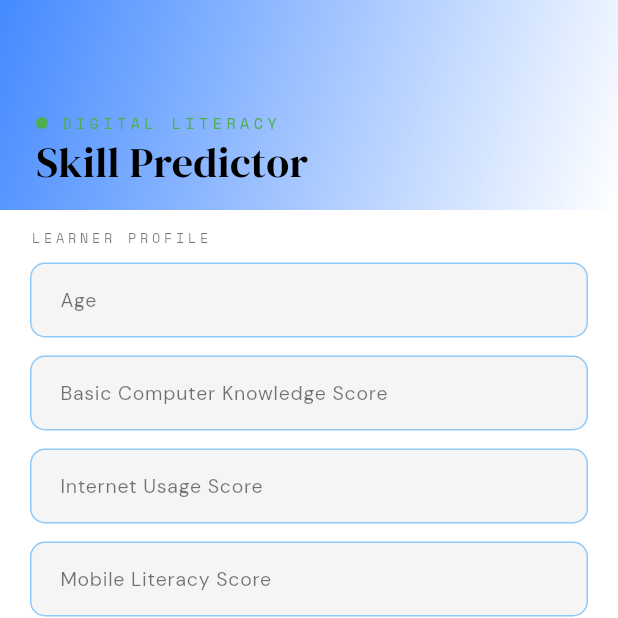
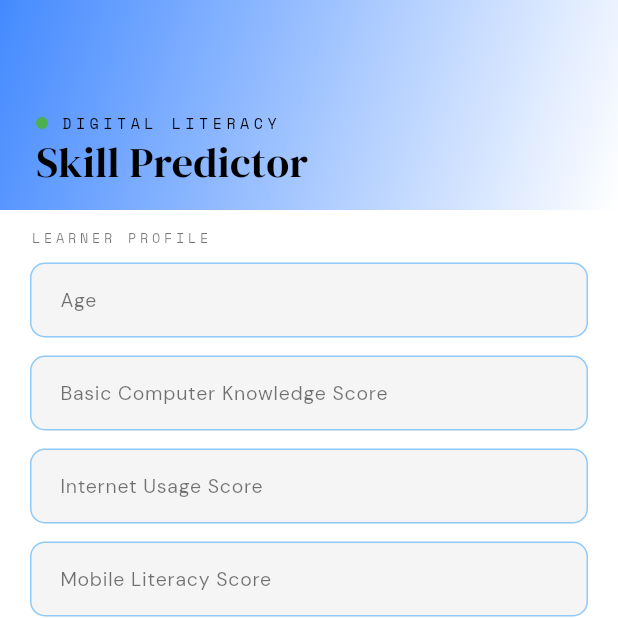
Before and after one commit to Hikma-codes/linear_regression_model, a Flutter app: the screen it shows after launch, on a phone screen of 412 x 824 dp, the top half of it. Run offline on Flutter 3.47's test engine with Material 3 defaults, Android fonts, the phone set to English and light mode, and no system bars; our stand-ins replace google_fonts.

Commit message:
Update on files

```diff
--- a/summative/FlutterApp/lib/main.dart
+++ b/summative/FlutterApp/lib/main.dart
@@ -4,10 +4,10 @@ import 'package:flutter/services.dart';
 import 'package:google_fonts/google_fonts.dart';
 import 'package:http/http.dart' as http;
 
-// ── API configuration ────────────────────────────────────────────────────────
+//  API configuration
 const String kApiBaseUrl = 'https://linear-regression-model-ovfh.onrender.com';
 
-// ── Field descriptor ─────────────────────────────────────────────────────────
+// Field descriptor
 class FieldConfig {
   final String key;
   final String label;
@@ -105,7 +105,7 @@ const List<FieldConfig> kFields = [
       max: 5),
 ];
 
-// ── Entry point ───────────────────────────────────────────────────────────────
+// Entry point
 void main() {
   runApp(const DigitalLiteracyApp());
 }
@@ -138,7 +138,7 @@ class DigitalLiteracyApp extends StatelessWidget {
   }
 }
 
-// ── Single prediction page ────────────────────────────────────────────────────
+//Single prediction page
 class PredictionPage extends StatefulWidget {
   const PredictionPage({super.key});
 
@@ -179,7 +179,7 @@ class _PredictionPageState extends State<PredictionPage>
     super.dispose();
   }
 
-  // ── API call ─────────────────────────────────────────────────────────────────
+  // API call
   Future<void> _predict() async {
     if (!_formKey.currentState!.validate()) return;
 
@@ -290,7 +290,7 @@ class _PredictionPageState extends State<PredictionPage>
                             'DIGITAL LITERACY',
                             style: GoogleFonts.spaceMono(
                               fontSize: 10,
-                              color: Colors.green,
+                              color: const Color.fromARGB(255, 0, 0, 0),
                               letterSpacing: 3,
                             ),
                           ),
```
